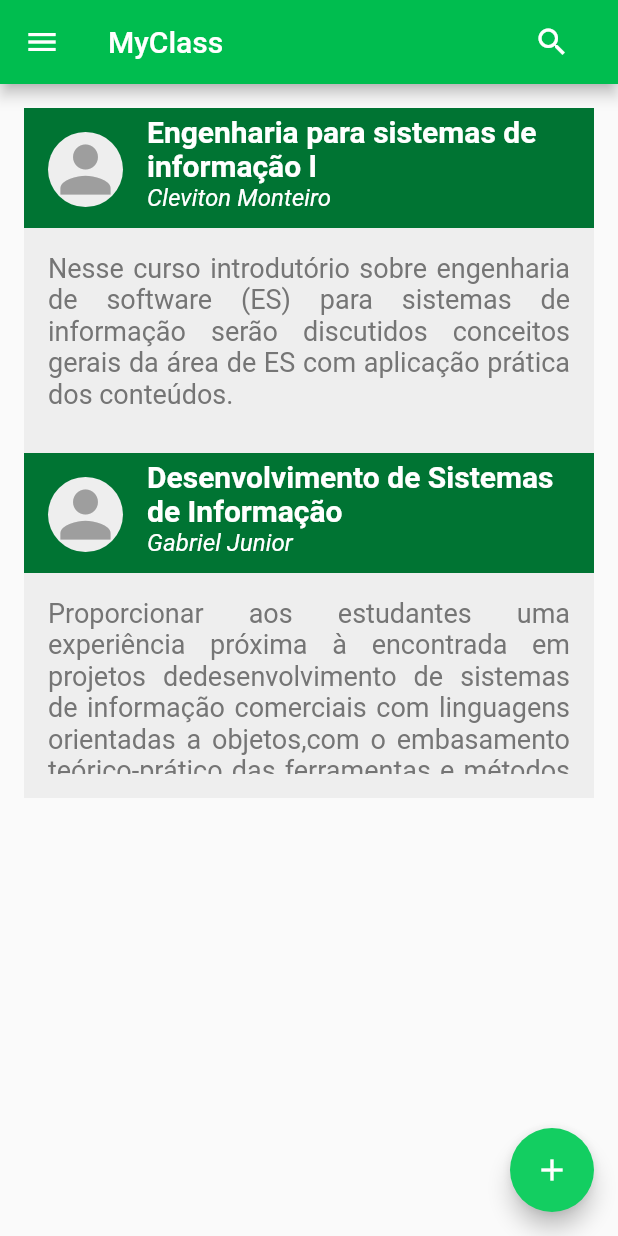
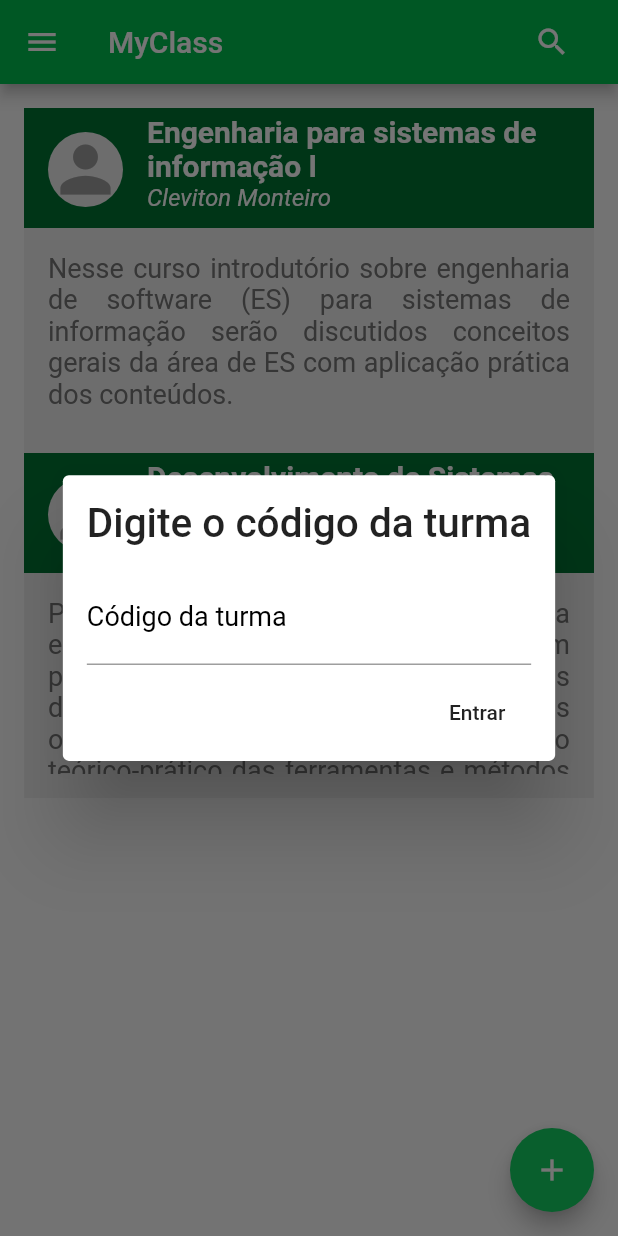
Before and after one commit to NathanF2001/Project-lll, a Flutter app: the screen it shows after launch, after a tap on "Entrar", after a tap on the "add" icon, on a phone screen of 412 x 824 dp. Run offline on Flutter 3.47's test engine with Material 2 defaults, Android fonts, the phone set to English and light mode, and no system bars; our stand-ins replace flutter_signin_button; statements that could not run were skipped.

Commit message:
Alert de entrar e turma e form para criar turma

```diff
--- a/lib/UserPage.dart
+++ b/lib/UserPage.dart
@@ -1,6 +1,7 @@
 import 'package:flutter/material.dart';
 import 'package:flutter/services.dart';
 import 'package:myclass/Colors.dart';
+import 'package:myclass/CreateTurma.dart';
 import 'package:myclass/LoginPage.dart';
 import 'package:myclass/TurmasModel.dart';
 import 'package:myclass/Utils.dart';
@@ -20,22 +21,23 @@
       "Nome_turma": "Engenharia para sistemas de informação l",
       "Nome_professor": "Cleviton Monteiro",
       "Info_turma":
-      "Nesse curso introdutório sobre engenharia de software (ES) para sistemas "
-          "de informação serão discutidos conceitos gerais da área de ES com aplicação prática dos conteúdos."
+          "Nesse curso introdutório sobre engenharia de software (ES) para sistemas "
+              "de informação serão discutidos conceitos gerais da área de ES com aplicação prática dos conteúdos."
     },
     {
       "Nome_turma": "Desenvolvimento de Sistemas de Informação",
       "Nome_professor": "Gabriel Junior",
       "Info_turma":
-      "Proporcionar aos estudantes uma experiência próxima à encontrada em projetos de"
-      "desenvolvimento de sistemas de informação comerciais com linguagens orientadas a objetos,"
-    "com o embasamento teórico-prático das ferramentas e métodos utilizados."
+          "Proporcionar aos estudantes uma experiência próxima à encontrada em projetos de"
+              "desenvolvimento de sistemas de informação comerciais com linguagens orientadas a objetos,"
+              "com o embasamento teórico-prático das ferramentas e métodos utilizados."
     }
   ];
 
   @override
   Widget build(BuildContext context) {
     return Scaffold(
+      resizeToAvoidBottomInset: false,
       appBar: AppBar(
         iconTheme: IconThemeData(
           color: Colors.white,
@@ -56,7 +58,41 @@
       ),
       drawer: _DrawerUser(),
       floatingActionButton: FloatingActionButton(
-        onPressed: () {},
+        onPressed: () {
+          showDialog(
+            context: context,
+            builder: (BuildContext context) {
+              return AlertDialog(
+                scrollable: true,
+                titlePadding: EdgeInsets.all(16),
+                contentPadding: EdgeInsets.symmetric(horizontal: 16),
+                title: Text(
+                  "Digite o código da turma",
+                  style: Theme.of(context).textTheme.headline6,
+                ),
+                content: TextFormField(
+                  style: TextStyle(
+                    fontSize: 18,
+                  ),
+                  decoration: InputDecoration(
+                      hintText: "Insira código da turma",
+                      hintStyle: TextStyle(
+                        fontSize: 18,
+                      ),
+                      labelText: "Código da turma",
+                      labelStyle: TextStyle(fontSize: 18, color: Colors.black)),
+                ),
+                actions: [
+                  FlatButton(
+                    onPressed: () => Nav.pop(context),
+                    child: Text("Entrar"),
+                    textColor: Colors.black87,
+                  )
+                ],
+              );
+            },
+          );
+        },
         backgroundColor: Colors_myclass.main_color,
         child: Icon(Icons.add),
       ),
@@ -166,6 +202,7 @@
                 atual_tile[3] = true;
                 index_atual = 3;
               });
+              Nav.push(context, CreateTurma(Turmas));
             },
           ),
           Spacer(),
--- a/lib/Utils.dart
+++ b/lib/Utils.dart
@@ -57,11 +57,15 @@
   }
 
   static Widget Text_input(
-      {@required hintmensage, @required labelmensage, show = false}) {
+      {@required hintmensage, @required labelmensage, show = false, TextInputType key_type = TextInputType.text,
+      onsaved}) {
     return TextFormField(
       obscureText: show,
+      onSaved: onsaved,
+      keyboardType: key_type,
+      maxLines: null,
       style: TextStyle(
-        fontSize: 24,
+        fontSize: 20,
       ),
       decoration: InputDecoration(
           hintText: hintmensage,
@@ -73,18 +77,4 @@
     );
   }
 
-  static Widget ShowAlertDialog(context) {
-    showDialog(
-      context: context,
-      builder: (BuildContext context) {
-        return AlertDialog(
-          title: Text("Bem-vindo",style: Theme.of(context).textTheme.headline5,),
-          content: Text("Sua conta foi criada com sucesso",style: Theme.of(context).textTheme.bodyText2,),
-          actions: [
-            FlatButton(onPressed: () => Nav..pop(context)..pop(context), child: Text("OK"),textColor: Colors.black87,)
-          ],
-        );
-      },
-    );
-  }
 }
```
Also changed, not shown: lib/CreateTurma.dart (added, +93 -0 lines), lib/RegisterPage.dart (+41 -9 lines).
